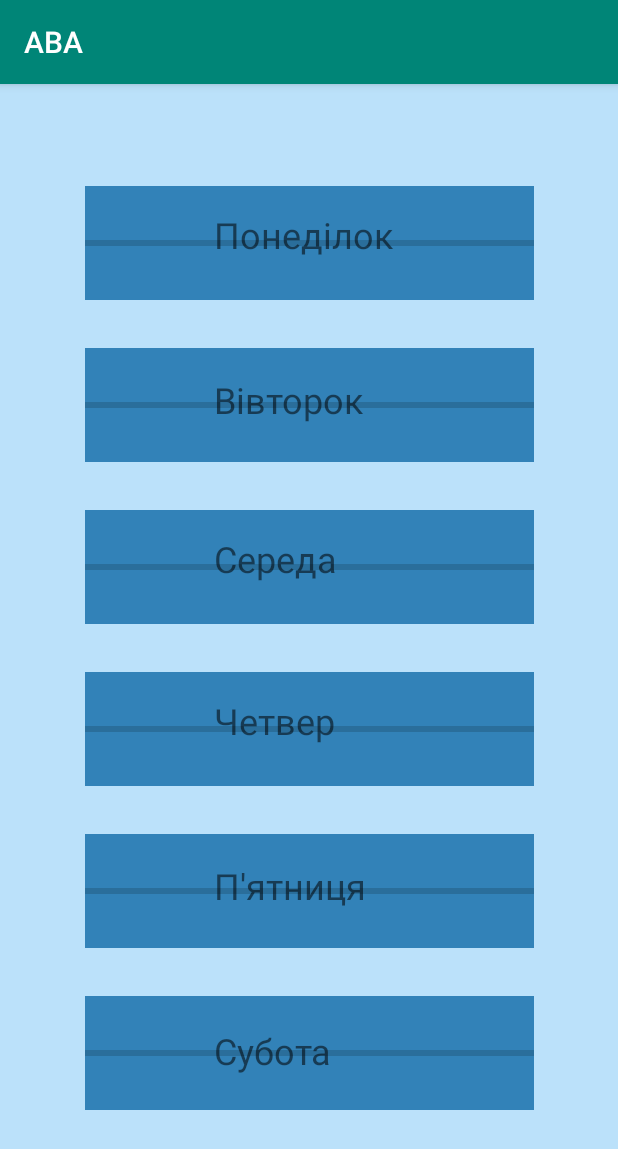
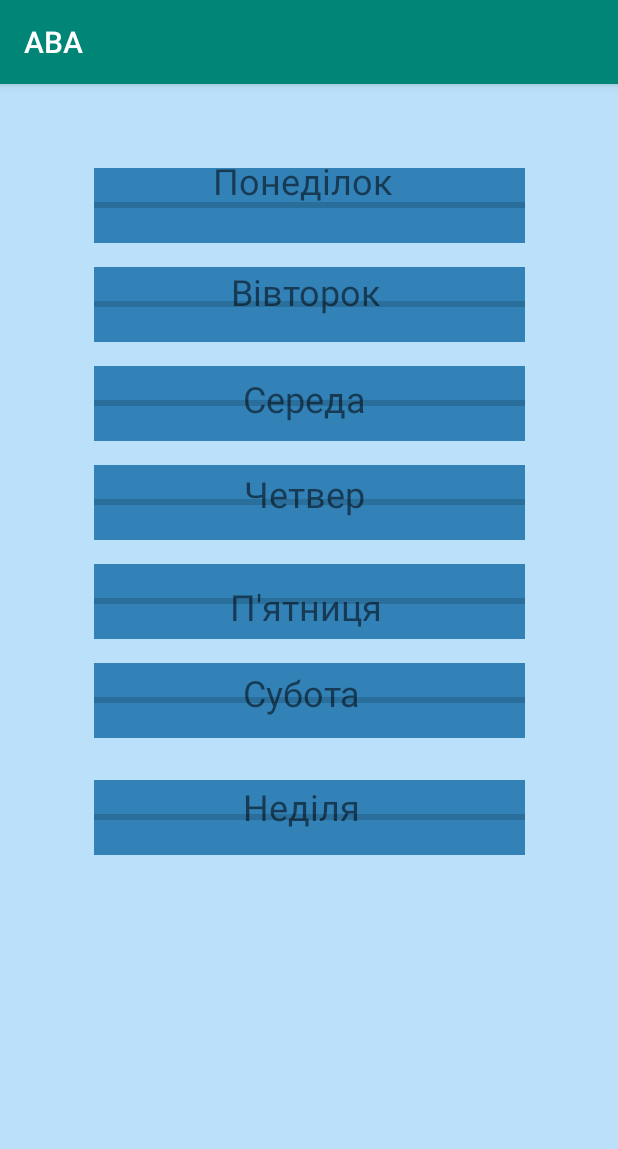
Before and after one commit to Denys-Doskochynskiy/IONKiD_JAVA, an Android app: the TaskActivity screen opened directly, with no data from a screen before it, on a phone screen of 412 x 824 dp. Shown: the top 1149 px of the screen. Run offline under Robolectric (Android 15) with nearby library versions, the phone set to English and light mode, and no system bars.

Commit message:
Redesign task_activity, activity_task_day, activity_login , added switch between activities

```diff
--- a/app/src/main/java/com/example/aba/Login.java
+++ b/app/src/main/java/com/example/aba/Login.java
@@ -80,7 +80,7 @@ public class Login extends AppCompatActivity {
                     Intent intent = new Intent(this, Menu.class);
                     startActivity(intent);
                 }
-                //
+
             } while (c.moveToNext());
         } else
             Toast.makeText(getApplicationContext(), "Неправильні дані!", Toast.LENGTH_SHORT).show();
--- a/app/src/main/java/com/example/aba/Reg.java
+++ b/app/src/main/java/com/example/aba/Reg.java
@@ -41,7 +41,7 @@ public class Reg extends Activity implements OnClickListener {
         btnClear = (Button) findViewById(R.id.btnClear);
         btnClear.setOnClickListener(this);
 */
-        etName = (EditText) findViewById(R.id.etUsername);
+        etName = (EditText) findViewById(R.id.etEmail);
         etEmail = (EditText) findViewById(R.id.etPassword);
 
         next = (Button) findViewById(R.id.next);
--- a/app/src/main/java/com/example/aba/TaskActivity.java
+++ b/app/src/main/java/com/example/aba/TaskActivity.java
@@ -9,135 +9,30 @@ import android.view.View;
 import android.widget.Button;
 import android.widget.CheckBox;
 import android.widget.CompoundButton;
+import android.widget.ProgressBar;
 import android.widget.TextView;
 
 import androidx.appcompat.app.AppCompatActivity;
 
 public class TaskActivity extends AppCompatActivity {
-    CheckBox checkBox, checkBoxSecond;
-    Button save;
-    TextView textView, textViewSecond;
 
     @Override
     protected void onCreate(Bundle savedInstanceState) {
         super.onCreate(savedInstanceState);
         setContentView(R.layout.task_activity);
 
-        checkBox = (CheckBox) findViewById(R.id.checkBox);
-        checkBoxSecond = (CheckBox) findViewById(R.id.checkBoxSecond);
+        ProgressBar mondayBar = findViewById(R.id.mondayBar);
 
-        textView = (TextView) findViewById(R.id.textView);
-        textViewSecond = (TextView) findViewById(R.id.textViewSecond);
-
-        save = (Button) findViewById(R.id.buttonSave);
-        save.setOnClickListener(new View.OnClickListener() {
+        mondayBar.setOnClickListener(new View.OnClickListener() {
             @Override
             public void onClick(View v) {
-                openMenu();
+                openMondayBar();
             }
         });
-        //Saving CheckBox
-
-/////////////////////////////////////////////////////////////////////////////////////////////////////
-        checkBox.setOnCheckedChangeListener(new CompoundButton.OnCheckedChangeListener() {
-            public void onCheckedChanged(CompoundButton arg0, boolean isChecked) {
-// TODO Auto-generated method stub
-                SharedPreferences.Editor editor = getSharedPreferences("syllabus", 0).edit();
-                editor.putBoolean("cbx1_", isChecked);
-                editor.commit();
-            }
-        });
-        SharedPreferences settings = getSharedPreferences("syllabus", 0);
-        Boolean isChecked = settings.getBoolean("cbx1_", false);
-/////////////////////////////////////////////////////////////////////////////////////////////////////
-        checkBoxSecond.setOnCheckedChangeListener(new CompoundButton.OnCheckedChangeListener() {
-            public void onCheckedChanged(CompoundButton arg0, boolean isCheck) {
-// TODO Auto-generated method stub
-                SharedPreferences.Editor editor = getSharedPreferences("syllabus", 0).edit();
-                editor.putBoolean("cbx2_", isCheck);
-                editor.commit();
-            }
-        });
-
-        SharedPreferences setting = getSharedPreferences("syllabus", 0);
-        Boolean isCheck = setting.getBoolean("cbx2_", false);
-        ////////////////////////////////////////////////////////////////////////////////////
-
-
-        {
-            checkBox.setChecked(isChecked);
-            if (isChecked) {
-                textView.setBackgroundColor(Color.GREEN);
-            } else {
-                textView.setBackgroundColor(Color.WHITE);
-            }
-
-            //Saving CheckBox
-
-
-            checkBoxSecond.setChecked(isCheck);
-            if (isCheck) {
-                textViewSecond.setBackgroundColor(Color.GREEN);
-            } else {
-                textViewSecond.setBackgroundColor(Color.WHITE);
-            }
-        }
     }
-
-
-    public void OnCheck(View view) {
-
-        if (checkBox.isChecked()) {
-            textView.setBackgroundColor(Color.GREEN);
-        } else {
-            textView.setBackgroundColor(Color.WHITE);
-        }
-
-
-    }
-
-    public void onCheckSecond(View view) {
-        if (checkBoxSecond.isChecked()) {
-            textViewSecond.setBackgroundColor(Color.GREEN);
-        } else {
-            textViewSecond.setBackgroundColor(Color.WHITE);
-        }
-    }
-
-    public void onButton(View view) {
-
-        if (checkBox.isChecked()) {
-            checkBox.setEnabled(false);
-        }
-        if (checkBoxSecond.isChecked()) {
-            checkBoxSecond.setEnabled(false);
-        }
-
-
-    }
-
-    public void openMenu() {
-        Intent intent = new Intent(this, Menu.class);
+    public void openMondayBar() {
+        Intent intent = new Intent(this, TaskActivityDay.class);
         startActivity(intent);
     }
 
 }
-
-
-  /*
-   Перехід на інше вікно
-
-
-     next = (Button) findViewById(R.id.task);
-        next.setOnClickListener(new View.OnClickListener() {
-            @Override
-            public void onClick(View v) {
-                openTaskTest2();
-            }
-        });
-    public void openTaskTest2 () {
-        Intent intent = new Intent(this, Menu.class);
-        startActivity(intent);
-    }
-
-*/
--- a/app/src/main/res/layout/loading1.xml
+++ b/app/src/main/res/layout/loading1.xml
@@ -12,8 +12,8 @@
         android:layout_width="357dp"
         android:layout_height="562dp"
         app:layout_constraintBottom_toBottomOf="parent"
+        app:layout_constraintEnd_toEndOf="parent"
         app:layout_constraintStart_toStartOf="parent"
         app:layout_constraintTop_toTopOf="parent"
-        app:layout_constraintVertical_bias="0.496"
         app:srcCompat="@mipmap/prometheus_foreground" />
 </androidx.constraintlayout.widget.ConstraintLayout>
--- a/app/src/main/res/layout/task_activity.xml
+++ b/app/src/main/res/layout/task_activity.xml
@@ -8,11 +8,11 @@
     tools:context=".TaskActivity">
 
     <ProgressBar
-        android:id="@+id/MondayBar"
+        android:id="@+id/mondayBar"
         style="?android:attr/progressBarStyleHorizontal"
-        android:layout_width="299dp"
-        android:layout_height="76dp"
-        android:layout_marginTop="68dp"
+        android:layout_width="287dp"
+        android:layout_height="50dp"
+        android:layout_marginTop="56dp"
         android:background="#3282B8"
         android:clickable="true"
         app:layout_constraintEnd_toEndOf="parent"
@@ -20,128 +20,152 @@
         app:layout_constraintTop_toTopOf="parent" />
 
     <ProgressBar
-        android:id="@+id/TuesdayBar"
+        android:id="@+id/mondayBar2"
         style="?android:attr/progressBarStyleHorizontal"
-        android:layout_width="299dp"
-        android:layout_height="76dp"
-        android:layout_marginTop="32dp"
+        android:layout_width="287dp"
+        android:layout_height="50dp"
+        android:layout_marginTop="16dp"
         android:background="#3282B8"
         android:clickable="true"
         app:layout_constraintEnd_toEndOf="parent"
         app:layout_constraintStart_toStartOf="parent"
-        app:layout_constraintTop_toBottomOf="@+id/MondayBar" />
+        app:layout_constraintTop_toBottomOf="@+id/mondayBar" />
 
     <ProgressBar
-        android:id="@+id/WednesdayBar"
+        android:id="@+id/mondayBar3"
         style="?android:attr/progressBarStyleHorizontal"
-        android:layout_width="299dp"
-        android:layout_height="76dp"
-        android:layout_marginTop="32dp"
+        android:layout_width="287dp"
+        android:layout_height="50dp"
+        android:layout_marginTop="16dp"
         android:background="#3282B8"
         android:clickable="true"
         app:layout_constraintEnd_toEndOf="parent"
         app:layout_constraintStart_toStartOf="parent"
-        app:layout_constraintTop_toBottomOf="@+id/TuesdayBar" />
+        app:layout_constraintTop_toBottomOf="@+id/mondayBar2" />
 
     <ProgressBar
-        android:id="@+id/ThursdayBar"
+        android:id="@+id/mondayBar4"
         style="?android:attr/progressBarStyleHorizontal"
-        android:layout_width="299dp"
-        android:layout_height="76dp"
-        android:layout_marginTop="32dp"
+        android:layout_width="287dp"
+        android:layout_height="50dp"
+        android:layout_marginTop="16dp"
         android:background="#3282B8"
         android:clickable="true"
         app:layout_constraintEnd_toEndOf="parent"
         app:layout_constraintStart_toStartOf="parent"
-        app:layout_constraintTop_toBottomOf="@+id/WednesdayBar" />
+        app:layout_constraintTop_toBottomOf="@+id/mondayBar3" />
 
     <ProgressBar
-        android:id="@+id/FridayBar"
+        android:id="@+id/mondayBar5"
         style="?android:attr/progressBarStyleHorizontal"
-        android:layout_width="299dp"
-        android:layout_height="76dp"
-        android:layout_marginTop="32dp"
+        android:layout_width="287dp"
+        android:layout_height="50dp"
+        android:layout_marginTop="16dp"
         android:background="#3282B8"
         android:clickable="true"
         app:layout_constraintEnd_toEndOf="parent"
         app:layout_constraintStart_toStartOf="parent"
-        app:layout_constraintTop_toBottomOf="@+id/ThursdayBar" />
+        app:layout_constraintTop_toBottomOf="@+id/mondayBar6" />
 
     <ProgressBar
-        android:id="@+id/SaturdayBar"
+        android:id="@+id/mondayBar7"
         style="?android:attr/progressBarStyleHorizontal"
-        android:layout_width="299dp"
-        android:layout_height="76dp"
-        android:layout_marginTop="32dp"
+        android:layout_width="287dp"
+        android:layout_height="50dp"
+        android:layout_marginTop="28dp"
         android:background="#3282B8"
         android:clickable="true"
         app:layout_constraintEnd_toEndOf="parent"
         app:layout_constraintStart_toStartOf="parent"
-        app:layout_constraintTop_toBottomOf="@+id/FridayBar" />
+        app:layout_constraintTop_toBottomOf="@+id/mondayBar5" />
+
+    <ProgressBar
+        android:id="@+id/mondayBar6"
+        style="?android:attr/progressBarStyleHorizontal"
+        android:layout_width="287dp"
+        android:layout_height="50dp"
+        android:layout_marginTop="16dp"
+        android:background="#3282B8"
+        android:clickable="true"
+        app:layout_constraintEnd_toEndOf="parent"
+        app:layout_constraintStart_toStartOf="parent"
+        app:layout_constraintTop_toBottomOf="@+id/mondayBar4" />
 
     <TextView
         android:id="@+id/textView2"
         android:layout_width="128dp"
         android:layout_height="38dp"
-        android:layout_marginTop="16dp"
+        android:layout_marginTop="48dp"
         android:text="Понеділок"
         android:textSize="24sp"
-        app:layout_constraintEnd_toEndOf="@+id/MondayBar"
-        app:layout_constraintStart_toStartOf="@+id/MondayBar"
-        app:layout_constraintTop_toTopOf="@+id/MondayBar" />
+        app:layout_constraintEnd_toEndOf="@+id/mondayBar"
+        app:layout_constraintHorizontal_bias="0.496"
+        app:layout_constraintStart_toStartOf="@+id/mondayBar"
+        app:layout_constraintTop_toTopOf="parent" />
 
     <TextView
         android:id="@+id/textView3"
-        android:layout_width="128dp"
-        android:layout_height="38dp"
-        android:layout_marginTop="72dp"
+        android:layout_width="104dp"
+        android:layout_height="39dp"
+        android:layout_marginTop="36dp"
         android:text="Вівторок"
         android:textSize="24sp"
-        app:layout_constraintEnd_toEndOf="@+id/TuesdayBar"
-        app:layout_constraintStart_toStartOf="@+id/TuesdayBar"
+        app:layout_constraintEnd_toEndOf="parent"
+        app:layout_constraintStart_toStartOf="parent"
         app:layout_constraintTop_toBottomOf="@+id/textView2" />
 
     <TextView
         android:id="@+id/textView4"
-        android:layout_width="128dp"
-        android:layout_height="38dp"
-        android:layout_marginTop="48dp"
+        android:layout_width="88dp"
+        android:layout_height="31dp"
+        android:layout_marginTop="32dp"
         android:text="Середа"
         android:textSize="24sp"
-        app:layout_constraintEnd_toEndOf="@+id/WednesdayBar"
-        app:layout_constraintStart_toStartOf="@+id/WednesdayBar"
-        app:layout_constraintTop_toBottomOf="@+id/TuesdayBar" />
+        app:layout_constraintEnd_toEndOf="parent"
+        app:layout_constraintStart_toStartOf="parent"
+        app:layout_constraintTop_toBottomOf="@+id/textView3" />
 
     <TextView
         android:id="@+id/textView5"
-        android:layout_width="128dp"
-        android:layout_height="38dp"
-        android:layout_marginTop="48dp"
+        android:layout_width="87dp"
+        android:layout_height="35dp"
+        android:layout_marginTop="32dp"
         android:text="Четвер"
         android:textSize="24sp"
-        app:layout_constraintEnd_toEndOf="@+id/ThursdayBar"
-        app:layout_constraintStart_toStartOf="@+id/ThursdayBar"
-        app:layout_constraintTop_toBottomOf="@+id/WednesdayBar" />
+        app:layout_constraintEnd_toEndOf="parent"
+        app:layout_constraintStart_toStartOf="parent"
+        app:layout_constraintTop_toBottomOf="@+id/textView4" />
 
     <TextView
         android:id="@+id/textView6"
-        android:layout_width="128dp"
-        android:layout_height="38dp"
-        android:layout_marginTop="72dp"
+        android:layout_width="105dp"
+        android:layout_height="33dp"
+        android:layout_marginTop="40dp"
         android:text="П'ятниця"
         android:textSize="24sp"
-        app:layout_constraintEnd_toEndOf="@+id/FridayBar"
-        app:layout_constraintStart_toStartOf="@+id/FridayBar"
+        app:layout_constraintEnd_toEndOf="parent"
+        app:layout_constraintStart_toStartOf="parent"
         app:layout_constraintTop_toBottomOf="@+id/textView5" />
 
     <TextView
         android:id="@+id/textView7"
-        android:layout_width="128dp"
-        android:layout_height="38dp"
-        android:layout_marginTop="72dp"
+        android:layout_width="88dp"
+        android:layout_height="32dp"
+        android:layout_marginTop="24dp"
         android:text="Субота"
         android:textSize="24sp"
-        app:layout_constraintEnd_toEndOf="@+id/SaturdayBar"
-        app:layout_constraintStart_toStartOf="@+id/SaturdayBar"
+        app:layout_constraintEnd_toEndOf="parent"
+        app:layout_constraintStart_toStartOf="parent"
+        app:layout_constraintTop_toBottomOf="@+id/textView6" />
+
+    <TextView
+        android:id="@+id/textView8"
+        android:layout_width="88dp"
+        android:layout_height="32dp"
+        android:layout_marginTop="100dp"
+        android:text="Неділя"
+        android:textSize="24sp"
+        app:layout_constraintEnd_toEndOf="parent"
+        app:layout_constraintStart_toStartOf="parent"
         app:layout_constraintTop_toBottomOf="@+id/textView6" />
 </androidx.constraintlayout.widget.ConstraintLayout>
```
Also changed, not shown: app/src/main/AndroidManifest.xml (+9 -8 lines), app/src/main/java/com/example/aba/Menu.java (+15 -12 lines), app/src/main/java/com/example/aba/TaskActivityDay.java (+129 -0 lines), app/src/main/res/layout/activity_login.xml (+8 -4 lines), app/src/main/res/layout/activity_task_day.xml (+5 -4 lines), app/src/main/res/layout/reg.xml (+11 -11 lines).
